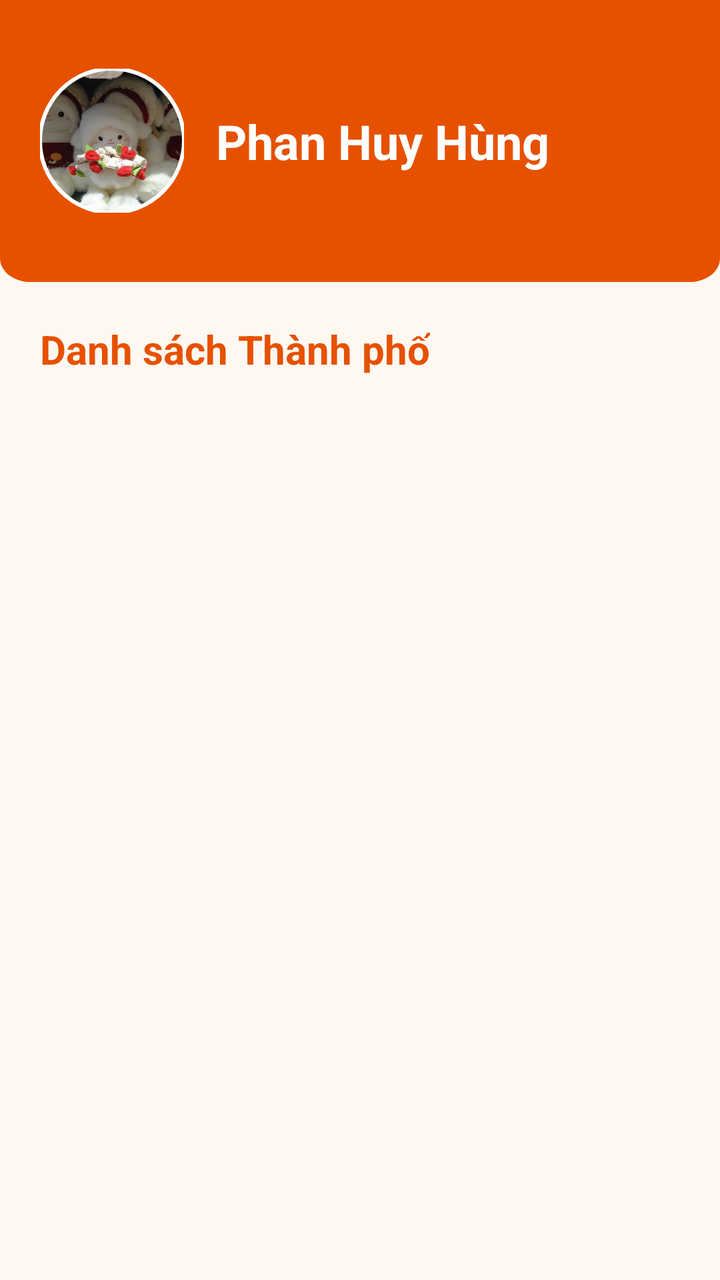
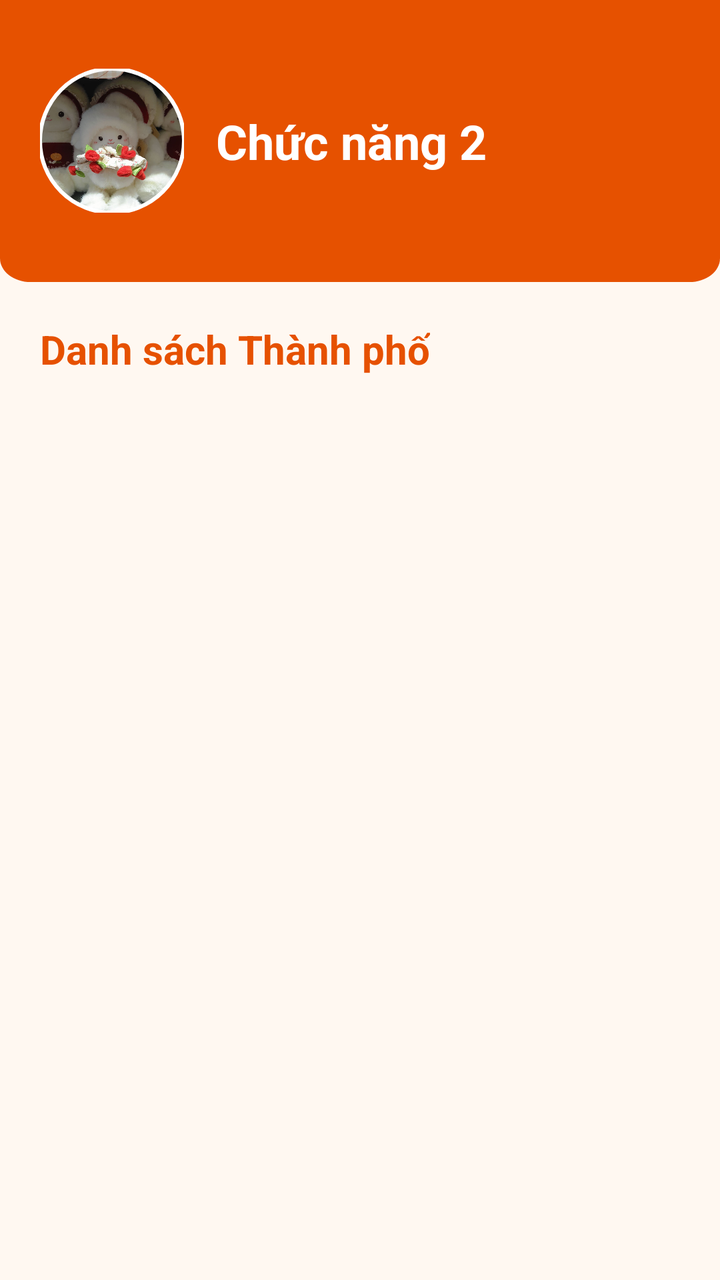

Screens rendered from an Android XML layout before and after an edit, with the pre-edit source and the edit as a unified diff.
<!-- AndroidManifest.xml: application theme Theme.KiemTraGK_65131182 -->
<!-- res/layout/fragment_bai2.xml -->
<?xml version="1.0" encoding="utf-8"?>
<LinearLayout xmlns:android="http://schemas.android.com/apk/res/android"
    xmlns:app="http://schemas.android.com/apk/res-auto"
    xmlns:tools="http://schemas.android.com/tools"
    android:layout_width="match_parent"
    android:layout_height="match_parent"
    android:background="@color/brand_background"
    android:orientation="vertical"
    tools:context=".Bai2Fragment">
    
    <FrameLayout
        android:layout_width="match_parent"
        android:layout_height="141dp"
        android:background="@drawable/background_orin">
        <LinearLayout
            android:layout_width="match_parent"
            android:layout_height="match_parent"
            android:gravity="bottom"
            android:orientation="horizontal"
            android:paddingStart="20dp"
            android:paddingEnd="20dp">
            <com.google.android.material.imageview.ShapeableImageView
                android:layout_width="72dp"
                android:layout_height="72dp"
                android:layout_gravity="center_vertical"
                android:contentDescription="Avatar"
                android:scaleType="centerCrop"
                android:src="@drawable/avata"
                app:shapeAppearanceOverlay="@style/CircleImageShapeAppearance"
                app:strokeColor="@color/white"
                app:strokeWidth="2dp" />
            <TextView
                android:layout_width="0dp"
                android:layout_height="wrap_content"
                android:layout_gravity="center_vertical"
                android:layout_marginStart="16dp"
                android:layout_weight="1"
                android:text="Phan Huy Hùng"
                android:textColor="@color/white"
                android:textSize="24sp"
                android:textStyle="bold" />
        </LinearLayout>
    </FrameLayout>
    
    <androidx.core.widget.NestedScrollView
        android:layout_width="match_parent"
        android:layout_height="0dp"
        android:layout_weight="1"
        android:fillViewport="true">
        <LinearLayout
            android:layout_width="match_parent"
            android:layout_height="wrap_content"
            android:orientation="vertical"
            android:padding="20dp">
            
            <TextView
                android:layout_width="wrap_content"
                android:layout_height="wrap_content"
                android:text="Danh sách Thành phố"
                android:textColor="@color/orange_900"
                android:textSize="20sp"
                android:textStyle="bold"
                android:layout_marginBottom="16dp" />
            
            <ListView
                android:id="@+id/listview_cities"
                android:layout_width="match_parent"
                android:layout_height="400dp"
                android:divider="@color/orange_100"
                android:dividerHeight="1dp" />
        </LinearLayout>
    </androidx.core.widget.NestedScrollView>
</LinearLayout>
<!-- resources referenced by this layout -->
<resources>
  <color name="brand_background">#FFF8F1</color>
  <color name="orange_100">#FFE0B2</color>
  <color name="orange_900">#E65100</color>
  <color name="white">#FFFFFFFF</color>
  <!-- drawable avata: jpg bitmap (drawable, 167840 bytes) -->
  <!-- drawable background_orin (drawable) -->
  <?xml version="1.0" encoding="utf-8"?>
  <vector xmlns:android="http://schemas.android.com/apk/res/android"
      android:width="375dp"
      android:height="190dp"
      android:viewportWidth="375"
      android:viewportHeight="190">
      <path
          android:fillColor="@color/orange_900"
          android:pathData="M0,0h375v174c0,8.84-7.16,16-16,16h-343c-8.84,0-16-7.16-16-16z"/>
  </vector>
  <style name="CircleImageShapeAppearance">
          <item name="cornerFamily">rounded</item>
          <item name="cornerSize">50%</item>
      </style>
  <style name="Theme.KiemTraGK_65131182" parent="Base.Theme.KiemTraGK_65131182" />
  <style name="Base.Theme.KiemTraGK_65131182" parent="Theme.Material3.DayNight.NoActionBar">
          <item name="colorPrimary">@color/orange_500</item>
          <item name="colorOnPrimary">@color/white</item>
          <item name="colorPrimaryContainer">@color/orange_100</item>
          <item name="colorOnPrimaryContainer">@color/orange_900</item>
  
          <item name="colorSecondary">@color/orange_700</item>
          <item name="colorOnSecondary">@color/white</item>
          <item name="colorSecondaryContainer">@color/orange_50</item>
          <item name="colorOnSecondaryContainer">@color/orange_900</item>
  
          <item name="colorTertiary">@color/orange_400</item>
          <item name="colorOnTertiary">@color/white</item>
  
          <item name="android:colorBackground">@color/brand_background</item>
          <item name="colorSurface">@color/brand_surface</item>
          <item name="colorOnSurface">@color/brand_on_background</item>
      </style>
  <color name="orange_500">#FF9800</color>
  <color name="orange_700">#F57C00</color>
  <color name="orange_50">#FFF3E0</color>
  <color name="orange_400">#FFA726</color>
  <color name="brand_surface">#FFFDF9</color>
  <color name="brand_on_background">#2B1B0F</color>
</resources>

<!-- the commit's change to res/layout/fragment_bai2.xml (unified diff, before → after) -->
@@ -35,39 +35,35 @@
                 android:layout_gravity="center_vertical"
                 android:layout_marginStart="16dp"
                 android:layout_weight="1"
-                android:text="Phan Huy Hùng"
+                android:text="Chức năng 2"
                 android:textColor="@color/white"
                 android:textSize="24sp"
                 android:textStyle="bold" />
         </LinearLayout>
     </FrameLayout>
     
-    <androidx.core.widget.NestedScrollView
+    <LinearLayout
         android:layout_width="match_parent"
         android:layout_height="0dp"
         android:layout_weight="1"
-        android:fillViewport="true">
-        <LinearLayout
+        android:orientation="vertical"
+        android:padding="20dp">
+        
+        <TextView
+            android:layout_width="wrap_content"
+            android:layout_height="wrap_content"
+            android:text="Danh sách Thành phố"
+            android:textColor="@color/orange_900"
+            android:textSize="20sp"
+            android:textStyle="bold"
+            android:layout_marginBottom="16dp" />
+        
+        <ListView
+            android:id="@+id/listview_cities"
             android:layout_width="match_parent"
-            android:layout_height="wrap_content"
-            android:orientation="vertical"
-            android:padding="20dp">
-            
-            <TextView
-                android:layout_width="wrap_content"
-                android:layout_height="wrap_content"
-                android:text="Danh sách Thành phố"
-                android:textColor="@color/orange_900"
-                android:textSize="20sp"
-                android:textStyle="bold"
-                android:layout_marginBottom="16dp" />
-            
-            <ListView
-                android:id="@+id/listview_cities"
-                android:layout_width="match_parent"
-                android:layout_height="400dp"
-                android:divider="@color/orange_100"
-                android:dividerHeight="1dp" />
-        </LinearLayout>
-    </androidx.core.widget.NestedScrollView>
+            android:layout_height="0dp"
+            android:layout_weight="1"
+            android:divider="@color/orange_100"
+            android:dividerHeight="1dp" />
+    </LinearLayout>
 </LinearLayout>
